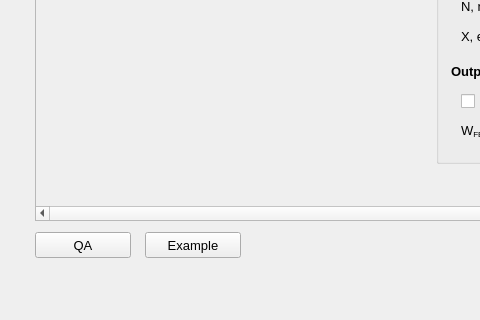
Before: the Qt Designer form fsetoolsGUI/gui/layout/ui/dialog_0103_merging_flow.ui in fuyans/fsetoolsGUI, drawn with Qt 5; both pictures show x 0 to 480 and y 413 to 733 of the 873 by 733 pixel window.
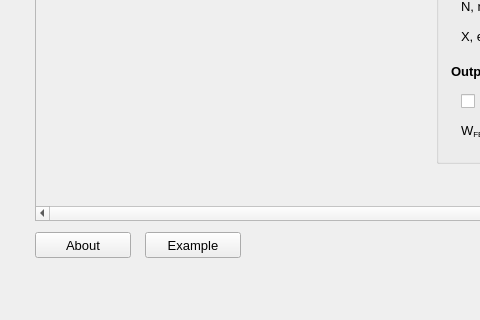
After: the same form once the commit is applied. Icons and pictures are not drawn.

Patch:
```diff
--- a/fsetoolsGUI/gui/layout/ui/dialog_0103_merging_flow.ui
+++ b/fsetoolsGUI/gui/layout/ui/dialog_0103_merging_flow.ui
@@ -1328,7 +1328,7 @@
         <string>Click to show quanlity assurance log.</string>
        </property>
        <property name="text">
-        <string>QA</string>
+        <string>About</string>
        </property>
       </widget>
      </widget>
```
Left out of the diff: 6 changed lines with no effect on the pictures.
